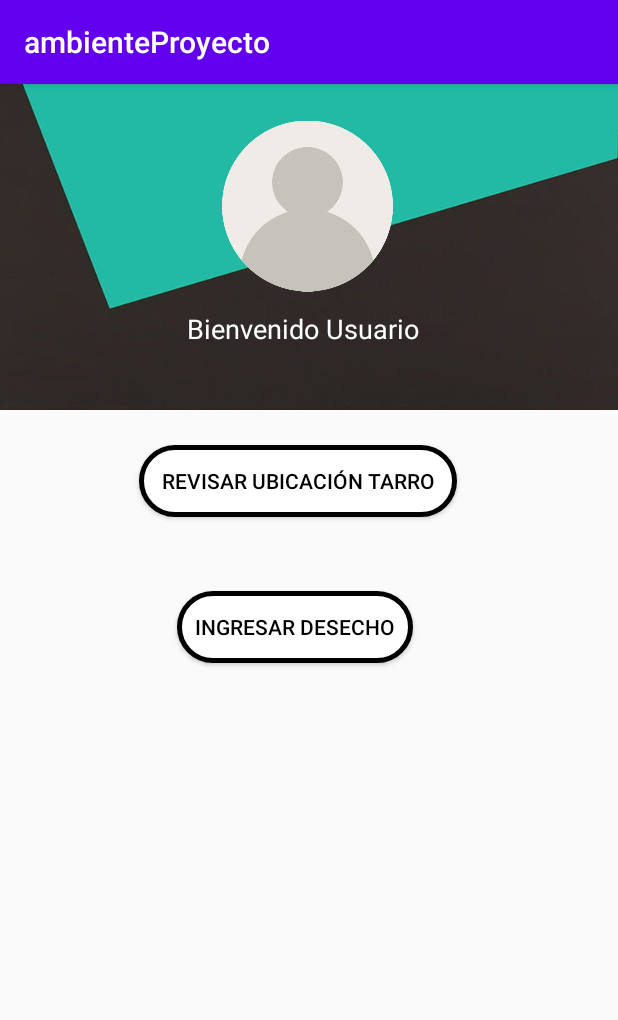
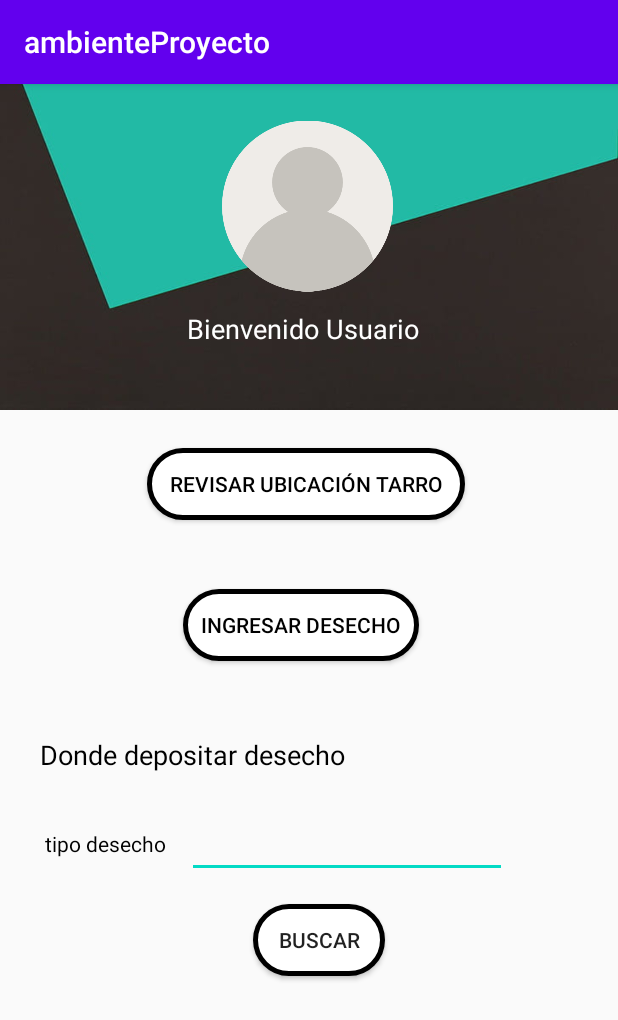
Before and after one commit to JoseDmultimedia/proyectoFinalMovil, an Android app: the dashboardStudiante screen opened directly, with no data from a screen before it, on a phone screen of 412 x 824 dp. Shown: the top 1020 px of the screen. Run offline under Robolectric (Android 15) with nearby library versions, the phone set to English and light mode, and no system bars; our stand-ins replace Firebase (no records; nobody signed in at launch, a user with empty details on screens opened directly).

Commit message:
Cambios generales, metodos de update y delete de tarros y usuarios

```diff
--- a/ambienteProyecto/app/src/main/java/com/example/ambienteproyecto/dashboardStudiante.java
+++ b/ambienteProyecto/app/src/main/java/com/example/ambienteproyecto/dashboardStudiante.java
@@ -1,19 +1,68 @@
 package com.example.ambienteproyecto;
 
+import androidx.annotation.NonNull;
 import androidx.appcompat.app.AppCompatActivity;
 
 import android.content.Intent;
 import android.os.Bundle;
 import android.view.View;
+import android.widget.EditText;
+import android.widget.Toast;
+
+import com.google.firebase.database.DataSnapshot;
+import com.google.firebase.database.DatabaseError;
+import com.google.firebase.database.DatabaseReference;
+import com.google.firebase.database.FirebaseDatabase;
+import com.google.firebase.database.ValueEventListener;
+
+import java.util.ArrayList;
+import java.util.List;
 
 public class dashboardStudiante extends AppCompatActivity {
+
+    private EditText localizar;
+    List<Tarro> algo;
+    ArrayList algo2;
+    private DatabaseReference myRef;
+
 
     @Override
     protected void onCreate(Bundle savedInstanceState) {
         super.onCreate(savedInstanceState);
         setContentView(R.layout.activity_dashboar_studiante);
+        localizar = (EditText) findViewById(R.id.tipoLocalizar);
+        algo = new ArrayList<Tarro>();
+        algo2 = new ArrayList<>();
+        myRef = FirebaseDatabase.getInstance().getReference();
 
     }
+
+    public void local (View view){
+        algo.clear();
+        algo2.clear();
+        final String type = localizar.getText().toString();
+        myRef.child("tarro").addValueEventListener(new ValueEventListener() {
+            @Override
+            public void onDataChange(@NonNull DataSnapshot dataSnapshot) {
+                for (DataSnapshot objSnapshot: dataSnapshot.getChildren()) {
+                    Tarro tar = objSnapshot.getValue(Tarro.class);
+                    algo.add(tar);
+                }
+                for (int i = 0; i < algo.size(); i ++ ){
+                    if (type.equals(algo.get(i).getTipoTarro())){
+                        algo2.add(algo.get(i).getIdTarro());
+                    }
+                }
+                Toast.makeText(dashboardStudiante.this, "Estos son los id de los tarros donde se puede depositar" + algo2 ,Toast.LENGTH_LONG).show();
+            }
+            @Override
+            public void onCancelled(@NonNull DatabaseError databaseError) {
+
+            }
+        });
+        localizar.setText("");
+    }
+
 
     public void irDepositar (View view){
         Intent depo = new Intent(dashboardStudiante.this, depositar.class);
--- a/ambienteProyecto/app/src/main/java/com/example/ambienteproyecto/ingresarTarros.java
+++ b/ambienteProyecto/app/src/main/java/com/example/ambienteproyecto/ingresarTarros.java
@@ -49,6 +49,7 @@ public class ingresarTarros extends AppCompatActivity {
         tar.setTipoTarro(val2);
         tar.setLatitud(val3);
         tar.setLongitud(val4);
+        tar.setId(id);
 
         myRef.child("tarro").child(id).setValue(tar);
 
--- a/ambienteProyecto/app/src/main/java/com/example/ambienteproyecto/ingresarUsuarios.java
+++ b/ambienteProyecto/app/src/main/java/com/example/ambienteproyecto/ingresarUsuarios.java
@@ -39,6 +39,7 @@ public class ingresarUsuarios extends AppCompatActivity {
     }
 
     public void ingresaloA (){
+
         String id = myRef.push().getKey();
         String val1 = name.getText().toString();
         String val2 = cargo.getText().toString();
@@ -52,6 +53,7 @@ public class ingresarUsuarios extends AppCompatActivity {
         alguien.setCargo(val2);
         alguien.setUsername(val3);
         alguien.setPassword(val4);
+        alguien.setId(id);
 
         myRef.child("user").child(id).setValue(alguien);
 
--- a/ambienteProyecto/app/src/main/res/layout/activity_crud_admin.xml
+++ b/ambienteProyecto/app/src/main/res/layout/activity_crud_admin.xml
@@ -65,7 +65,7 @@
 
     <TextView
         android:id="@+id/textView13"
-        android:layout_width="196dp"
+        android:layout_width="322dp"
         android:layout_height="wrap_content"
         android:layout_x="19dp"
         android:layout_y="403dp"
--- a/ambienteProyecto/app/src/main/res/layout/activity_dashboar_studiante.xml
+++ b/ambienteProyecto/app/src/main/res/layout/activity_dashboar_studiante.xml
@@ -5,6 +5,16 @@
     android:layout_width="match_parent"
     android:layout_height="match_parent"
     tools:context=".dashboardStudiante">
+
+    <TextView
+        android:id="@+id/textView21"
+        android:layout_width="wrap_content"
+        android:layout_height="wrap_content"
+        android:layout_x="27dp"
+        android:layout_y="435dp"
+        android:text="Donde depositar desecho"
+        android:textColor="#000000"
+        android:textSize="18sp" />
 
     <ImageView
         android:id="@+id/imageView8"
@@ -18,11 +28,22 @@
         android:id="@+id/button3"
         android:layout_width="212dp"
         android:layout_height="wrap_content"
-        android:layout_x="93dp"
-        android:layout_y="241dp"
+        android:layout_x="98dp"
+        android:layout_y="243dp"
         android:background="@drawable/btn_uno"
         android:onClick="verMapUwu"
         android:text="Revisar Ubicación Tarro"
+        android:textColor="@drawable/txt_btn_uno" />
+
+    <Button
+        android:id="@+id/button4"
+        android:layout_width="157dp"
+        android:layout_height="wrap_content"
+        android:layout_x="122dp"
+        android:layout_y="337dp"
+        android:background="@drawable/btn_uno"
+        android:onClick="irDepositar"
+        android:text="Ingresar Desecho"
         android:textColor="@drawable/txt_btn_uno" />
 
     <ImageView
@@ -43,15 +64,32 @@
         android:textColor="#FFFFFF"
         android:textSize="18sp" />
 
+    <EditText
+        android:id="@+id/tipoLocalizar"
+        android:layout_width="wrap_content"
+        android:layout_height="wrap_content"
+        android:layout_x="125dp"
+        android:layout_y="484dp"
+        android:ems="10"
+        android:inputType="textPersonName" />
+
+    <TextView
+        android:id="@+id/textView22"
+        android:layout_width="wrap_content"
+        android:layout_height="wrap_content"
+        android:layout_x="30dp"
+        android:layout_y="497dp"
+        android:text="tipo desecho"
+        android:textColor="#000000" />
+
     <Button
-        android:id="@+id/button4"
-        android:layout_width="157dp"
+        android:id="@+id/localizar"
+        android:layout_width="wrap_content"
         android:layout_height="wrap_content"
-        android:layout_x="118dp"
-        android:layout_y="338dp"
+        android:layout_x="169dp"
+        android:layout_y="547dp"
         android:background="@drawable/btn_uno"
-        android:onClick="irDepositar"
-        android:text="Ingresar Desecho"
-        android:textColor="@drawable/txt_btn_uno" />
+        android:onClick="local"
+        android:text="Buscar" />
 
 </AbsoluteLayout>
--- a/ambienteProyecto/app/src/main/res/layout/activity_revisar_tarros.xml
+++ b/ambienteProyecto/app/src/main/res/layout/activity_revisar_tarros.xml
@@ -56,9 +56,9 @@
     <ListView
         android:id="@+id/listaT"
         android:layout_width="match_parent"
-        android:layout_height="625dp"
-        android:layout_x="-2dp"
-        android:layout_y="328dp" />
+        android:layout_height="396dp"
+        android:layout_x="1dp"
+        android:layout_y="333dp" />
 
     <ImageView
         android:id="@+id/imageView13"
--- a/ambienteProyecto/app/src/main/res/layout/activity_revisar_usuarios.xml
+++ b/ambienteProyecto/app/src/main/res/layout/activity_revisar_usuarios.xml
@@ -68,8 +68,8 @@
     <ListView
         android:id="@+id/list"
         android:layout_width="match_parent"
-        android:layout_height="617dp"
-        android:layout_x="0dp"
+        android:layout_height="389dp"
+        android:layout_x="-2dp"
         android:layout_y="339dp" />
 
 </AbsoluteLayout>
```
Also changed, not shown: ambienteProyecto/app/src/main/java/com/example/ambienteproyecto/Tarro.java (+11 -1 lines), ambienteProyecto/app/src/main/java/com/example/ambienteproyecto/Usuario.java (+11 -1 lines), ambienteProyecto/app/src/main/java/com/example/ambienteproyecto/revisarTarros.java (+75 -0 lines), ambienteProyecto/app/src/main/java/com/example/ambienteproyecto/revisarUsuarios.java (+74 -0 lines), ambienteProyecto/app/src/main/res/layout/update_dialog.xml (added, +48 -0 lines), ambienteProyecto/app/src/main/res/layout/update_dialog2.xml (added, +48 -0 lines).
